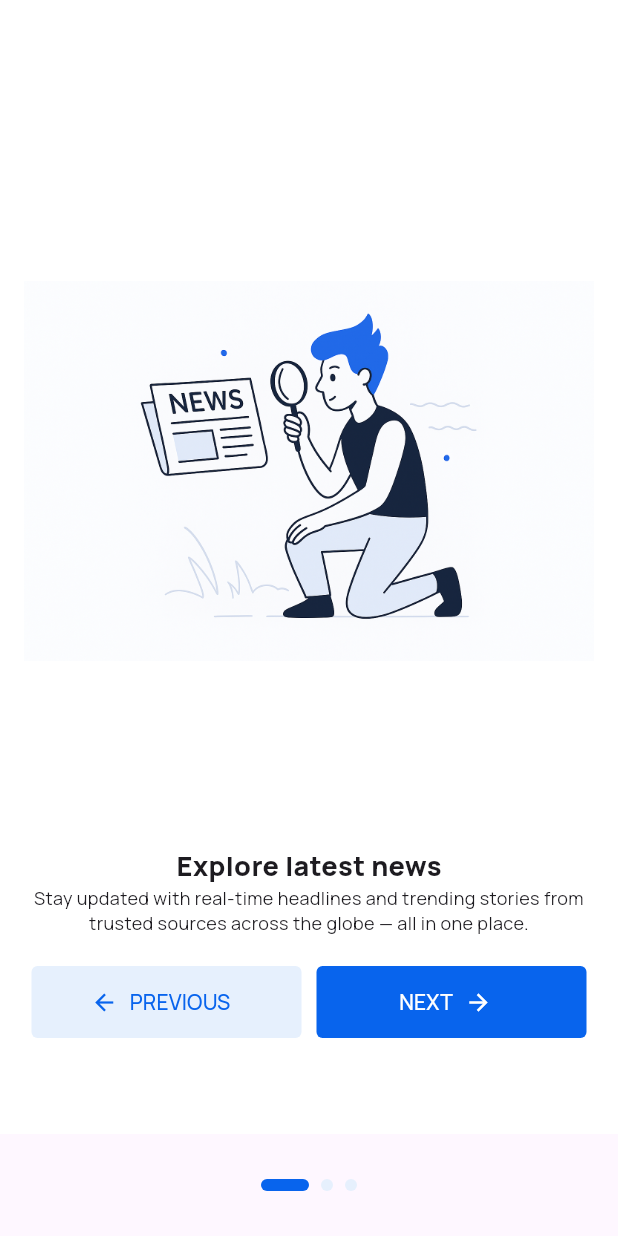
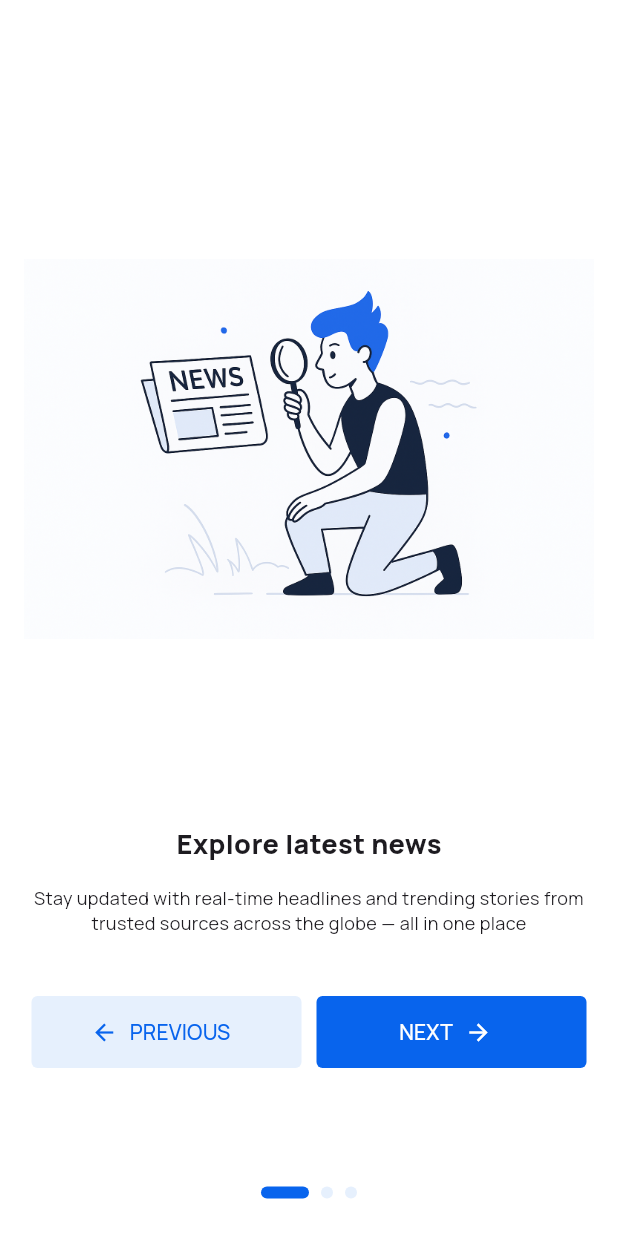
Before and after one commit to starkoder1/flash-feed, a Flutter app: the screen it shows after launch, on a phone screen of 412 x 824 dp. Run offline on Flutter 3.47's test engine with Material 3 defaults, Android fonts, the phone set to English and light mode, and no system bars; drawn by our look-alikes of smooth_page_indicator; our stand-ins replace google_fonts.

Commit message:
Finished all splash screens and Homepage navigation

```diff
--- a/lib/screens/logo_screen.dart
+++ b/lib/screens/logo_screen.dart
@@ -26,6 +26,7 @@ class _LogoScreenState extends State<LogoScreen> {
   @override
   Widget build(BuildContext context) {
     return Scaffold(
+      backgroundColor: Colors.white,
       body: Center(
         child: Column(
           mainAxisAlignment: MainAxisAlignment.center,
--- a/lib/screens/splash_screen_01.dart
+++ b/lib/screens/splash_screen_01.dart
@@ -11,25 +11,23 @@ class SplashScreenOne extends StatelessWidget {
   Widget build(BuildContext context) {
     return Scaffold(
       backgroundColor: Colors.white,
-      body: Center(
-        child: Padding(
+      body: Padding(
         padding: const EdgeInsets.symmetric(horizontal: 16.0),
         child: Column(
           mainAxisAlignment: MainAxisAlignment.center,
           children: [
             Image.asset("assets/search_news.png", height: 500),
-              // SizedBox(height: 15),
             Text(
               "Explore latest news",
               style: TextStyle(fontWeight: FontWeight.w900, fontSize: 18),
             ),
-              // SizedBox(height: 15),
+            SizedBox(height: 15),
             Text(
-                "Stay updated with real-time headlines and trending stories from trusted sources across the globe — all in one place.",
+              "Stay updated with real-time headlines and trending stories from trusted sources across the globe — all in one place",
               style: TextStyle(fontSize: 12),
               textAlign: TextAlign.center,
             ),
-              SizedBox(height: 20),
+            SizedBox(height: 40),
             Row(
               mainAxisAlignment: MainAxisAlignment.center,
               children: [
@@ -71,7 +69,6 @@ class SplashScreenOne extends StatelessWidget {
           ],
         ),
       ),
-      ),
     );
   }
 }
--- a/lib/screens/splash_screen_03.dart
+++ b/lib/screens/splash_screen_03.dart
@@ -17,18 +17,18 @@ class SplashScreenThree extends StatelessWidget {
             mainAxisAlignment: MainAxisAlignment.center,
             children: [
               Image.asset("assets/share.png", height: 500),
-              SizedBox(height: 15),
+
               Text(
                 "Bookmark, share & comments on news",
                 style: TextStyle(fontWeight: FontWeight.w900, fontSize: 18),
               ),
               SizedBox(height: 15),
               Text(
-                "Save articles to read later or share interesting stories with your friends instantly.",
+                "Save articles to read later or share interesting stories with your friends instantly",
                 textAlign: TextAlign.center,
                 style: TextStyle(fontSize: 12),
               ),
-
+              SizedBox(height: 40),
               Row(
                 mainAxisAlignment: MainAxisAlignment.center,
                 children: [
--- a/lib/screens/splash_screen_controller.dart
+++ b/lib/screens/splash_screen_controller.dart
@@ -16,6 +16,7 @@ class _SplashScreenControllerState extends State<SplashScreenController> {
   @override
   Widget build(BuildContext context) {
     return Scaffold(
+      backgroundColor: Colors.white,
       body: Column(
         children: [
           Expanded(
--- a/lib/widgets/dot_indicator.dart
+++ b/lib/widgets/dot_indicator.dart
@@ -14,7 +14,9 @@ class DotIndicator extends StatelessWidget {
   @override
   Widget build(BuildContext context) {
     return Padding(
-      padding: EdgeInsets.only(bottom: 30),
+      padding: EdgeInsets.only(bottom: 25),
+      child: Container(
+        color: Colors.white,
         child: SmoothPageIndicator(
           controller: controller,
           count: count,
@@ -22,8 +24,10 @@ class DotIndicator extends StatelessWidget {
             activeDotColor: primaryShade,
             dotColor: secondaryShade,
             dotHeight: 8,
-          dotWidth: 8,spacing: 8,
+            dotWidth: 8,
+            spacing: 8,
             expansionFactor: 4,
+          ),
         ),
       ),
     );
```
Also changed, not shown: lib/screens/category_screen.dart (+16 -2 lines), lib/screens/home_page.dart (+10 -1 lines), lib/screens/home_page_controller.dart (+34 -2 lines), lib/screens/splash_screen_02.dart (+5 -4 lines). Lines whose indentation alone changed are shown as unchanged.
